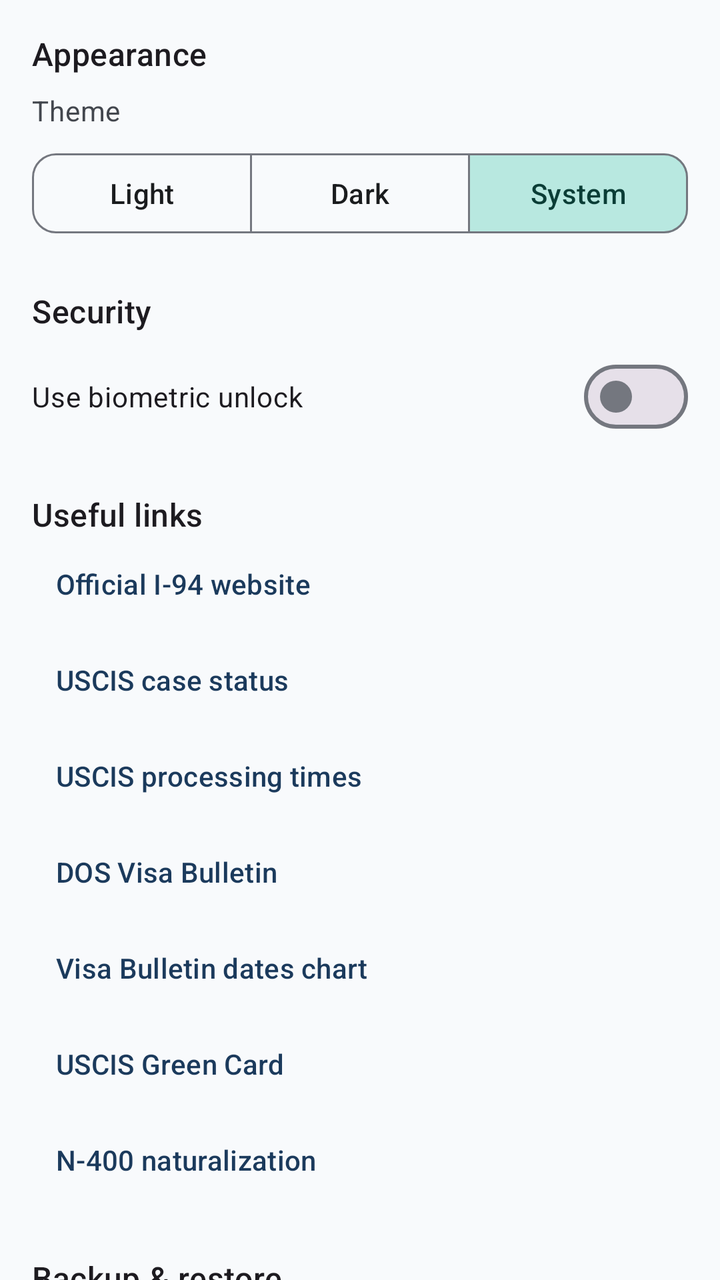
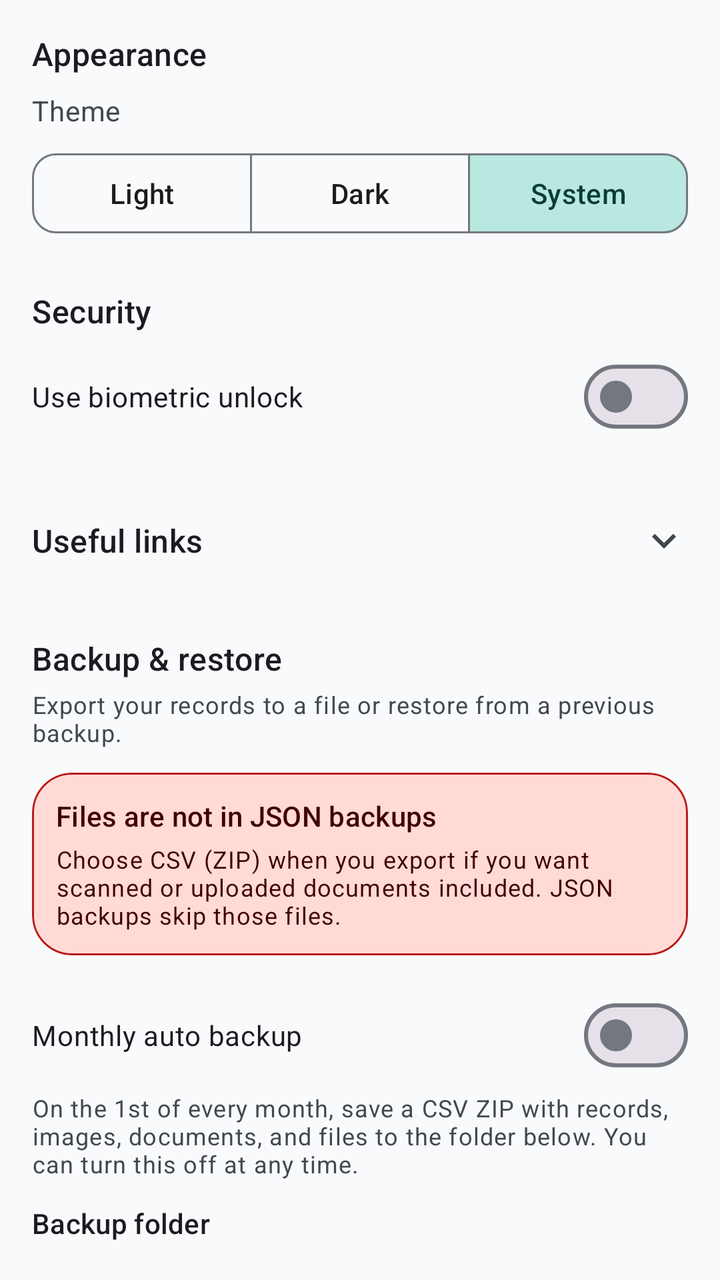

Screens rendered from an Android XML layout before and after an edit, with the pre-edit source and the edit as a unified diff.
<!-- AndroidManifest.xml: application theme Theme.ImmigrantVault -->
<!-- res/layout/fragment_settings.xml -->
<?xml version="1.0" encoding="utf-8"?>
<androidx.core.widget.NestedScrollView xmlns:android="http://schemas.android.com/apk/res/android"
    xmlns:app="http://schemas.android.com/apk/res-auto"
    android:layout_width="match_parent"
    android:layout_height="match_parent"
    android:clipToPadding="false"
    android:padding="@dimen/screen_padding"
    android:paddingBottom="32dp">

    <LinearLayout
        android:layout_width="match_parent"
        android:layout_height="wrap_content"
        android:orientation="vertical">

        <TextView
            android:layout_width="match_parent"
            android:layout_height="wrap_content"
            android:text="@string/settings_appearance"
            android:textAppearance="?attr/textAppearanceTitleMedium" />

        <TextView
            android:layout_width="match_parent"
            android:layout_height="wrap_content"
            android:layout_marginTop="8dp"
            android:text="@string/settings_theme"
            android:textAppearance="?attr/textAppearanceBodyMedium"
            android:textColor="?attr/colorOnSurfaceVariant" />

        <com.google.android.material.button.MaterialButtonToggleGroup
            android:id="@+id/theme_toggle"
            android:layout_width="match_parent"
            android:layout_height="wrap_content"
            android:layout_marginTop="8dp"
            app:checkedButton="@+id/theme_system"
            app:selectionRequired="true"
            app:singleSelection="true">

            <com.google.android.material.button.MaterialButton
                android:id="@+id/theme_light"
                style="@style/Widget.ImmigrantVault.Button.Outlined"
                android:layout_width="0dp"
                android:layout_height="wrap_content"
                android:layout_weight="1"
                android:text="@string/settings_theme_light" />

            <com.google.android.material.button.MaterialButton
                android:id="@+id/theme_dark"
                style="@style/Widget.ImmigrantVault.Button.Outlined"
                android:layout_width="0dp"
                android:layout_height="wrap_content"
                android:layout_weight="1"
                android:text="@string/settings_theme_dark" />

            <com.google.android.material.button.MaterialButton
                android:id="@+id/theme_system"
                style="@style/Widget.ImmigrantVault.Button.Outlined"
                android:layout_width="0dp"
                android:layout_height="wrap_content"
                android:layout_weight="1"
                android:text="@string/settings_theme_system" />

        </com.google.android.material.button.MaterialButtonToggleGroup>

        <TextView
            android:layout_width="match_parent"
            android:layout_height="wrap_content"
            android:layout_marginTop="24dp"
            android:text="@string/settings_security"
            android:textAppearance="?attr/textAppearanceTitleMedium" />

        <com.google.android.material.materialswitch.MaterialSwitch
            android:id="@+id/switch_biometric"
            android:layout_width="match_parent"
            android:layout_height="wrap_content"
            android:layout_marginTop="8dp"
            android:text="@string/settings_biometric" />

        <TextView
            android:layout_width="match_parent"
            android:layout_height="wrap_content"
            android:layout_marginTop="24dp"
            android:text="@string/settings_links"
            android:textAppearance="?attr/textAppearanceTitleMedium" />

        <com.google.android.material.button.MaterialButton
            android:id="@+id/link_i94"
            style="@style/Widget.ImmigrantVault.Button.Text"
            android:layout_width="match_parent"
            android:layout_height="wrap_content"
            android:gravity="start|center_vertical"
            android:text="@string/settings_link_i94" />

        <com.google.android.material.button.MaterialButton
            android:id="@+id/link_uscis"
            style="@style/Widget.ImmigrantVault.Button.Text"
            android:layout_width="match_parent"
            android:layout_height="wrap_content"
            android:gravity="start|center_vertical"
            android:text="@string/settings_link_uscis" />

        <com.google.android.material.button.MaterialButton
            android:id="@+id/link_processing"
            style="@style/Widget.ImmigrantVault.Button.Text"
            android:layout_width="match_parent"
            android:layout_height="wrap_content"
            android:gravity="start|center_vertical"
            android:text="@string/settings_link_processing" />

        <com.google.android.material.button.MaterialButton
            android:id="@+id/link_visa_bulletin"
            style="@style/Widget.ImmigrantVault.Button.Text"
            android:layout_width="match_parent"
            android:layout_height="wrap_content"
            android:gravity="start|center_vertical"
            android:text="@string/settings_link_visa_bulletin" />

        <com.google.android.material.button.MaterialButton
            android:id="@+id/link_visa_bulletin_dates"
            style="@style/Widget.ImmigrantVault.Button.Text"
            android:layout_width="match_parent"
            android:layout_height="wrap_content"
            android:gravity="start|center_vertical"
            android:text="@string/settings_link_visa_bulletin_dates" />

        <com.google.android.material.button.MaterialButton
            android:id="@+id/link_green_card"
            style="@style/Widget.ImmigrantVault.Button.Text"
            android:layout_width="match_parent"
            android:layout_height="wrap_content"
            android:gravity="start|center_vertical"
            android:text="@string/settings_link_green_card" />

        <com.google.android.material.button.MaterialButton
            android:id="@+id/link_n400"
            style="@style/Widget.ImmigrantVault.Button.Text"
            android:layout_width="match_parent"
            android:layout_height="wrap_content"
            android:gravity="start|center_vertical"
            android:text="@string/settings_link_n400" />

        <TextView
            android:layout_width="match_parent"
            android:layout_height="wrap_content"
            android:layout_marginTop="24dp"
            android:text="@string/settings_backup"
            android:textAppearance="?attr/textAppearanceTitleMedium" />

        <TextView
            android:layout_width="match_parent"
            android:layout_height="wrap_content"
            android:layout_marginTop="4dp"
            android:text="@string/settings_backup_description"
            android:textAppearance="?attr/textAppearanceBodySmall"
            android:textColor="?attr/colorOnSurfaceVariant" />

        <com.google.android.material.card.MaterialCardView
            android:layout_width="match_parent"
            android:layout_height="wrap_content"
            android:layout_marginTop="12dp"
            app:cardBackgroundColor="?attr/colorErrorContainer"
            app:cardElevation="0dp"
            app:contentPadding="12dp"
            app:strokeColor="?attr/colorError"
            app:strokeWidth="1dp">

            <LinearLayout
                android:layout_width="match_parent"
                android:layout_height="wrap_content"
                android:orientation="vertical">

                <TextView
                    android:layout_width="match_parent"
                    android:layout_height="wrap_content"
                    android:text="@string/files_backup_note_title"
                    android:textAppearance="?attr/textAppearanceTitleSmall"
                    android:textColor="?attr/colorOnErrorContainer" />

                <TextView
                    android:layout_width="match_parent"
                    android:layout_height="wrap_content"
                    android:layout_marginTop="4dp"
                    android:text="@string/files_backup_note"
                    android:textAppearance="?attr/textAppearanceBodySmall"
                    android:textColor="?attr/colorOnErrorContainer" />

            </LinearLayout>

        </com.google.android.material.card.MaterialCardView>

        <com.google.android.material.button.MaterialButton
            android:id="@+id/button_export"
            style="@style/Widget.ImmigrantVault.Button.Outlined"
            android:layout_width="match_parent"
            android:layout_height="wrap_content"
            android:layout_marginTop="8dp"
            android:text="@string/settings_export" />

        <com.google.android.material.button.MaterialButton
            android:id="@+id/button_import"
            style="@style/Widget.ImmigrantVault.Button.Outlined"
            android:layout_width="match_parent"
            android:layout_height="wrap_content"
            android:layout_marginTop="8dp"
            android:text="@string/settings_import" />

        <com.google.android.material.progressindicator.LinearProgressIndicator
            android:id="@+id/progress_backup"
            android:layout_width="match_parent"
            android:layout_height="wrap_content"
            android:layout_marginTop="8dp"
            android:indeterminate="true"
            android:visibility="gone" />

        <TextView
            android:layout_width="match_parent"
            android:layout_height="wrap_content"
            android:layout_marginTop="24dp"
            android:text="@string/settings_privacy"
            android:textAppearance="?attr/textAppearanceBodyMedium"
            android:textColor="?attr/colorOnSurfaceVariant" />

        <TextView
            android:layout_width="match_parent"
            android:layout_height="wrap_content"
            android:layout_marginTop="8dp"
            android:text="@string/settings_about"
            android:textAppearance="?attr/textAppearanceBodySmall"
            android:textColor="?attr/colorOnSurfaceVariant" />

    </LinearLayout>

</androidx.core.widget.NestedScrollView>
<!-- resources referenced by this layout -->
<resources>
  <dimen name="screen_padding">16dp</dimen>
  <string name="settings_appearance">Appearance</string>
  <string name="settings_backup">Backup &amp; restore</string>
  <string name="settings_export">Export data</string>
  <string name="settings_import">Import data</string>
  <string name="settings_link_i94">Official I-94 website</string>
  <string name="settings_link_n400">N-400 naturalization</string>
  <string name="settings_link_uscis">USCIS case status</string>
  <string name="settings_links">Useful links</string>
  <string name="settings_privacy">All data is stored locally on this device. No cloud sync.</string>
  <string name="settings_security">Security</string>
  <string name="settings_theme">Theme</string>
  <string name="settings_theme_dark">Dark</string>
  <string name="settings_theme_light">Light</string>
  <string name="settings_theme_system">System</string>
  <dimen name="corner_small">12dp</dimen>
  <color name="md_theme_primary">#1B3A5C</color>
  <color name="md_theme_on_primary">#FFFFFF</color>
  <color name="md_theme_primary_container">#D4E3F3</color>
  <color name="md_theme_on_primary_container">#0A1F33</color>
  <color name="md_theme_secondary">#2A9D8F</color>
  <color name="md_theme_on_secondary">#FFFFFF</color>
  <color name="md_theme_secondary_container">#B8E8E0</color>
  <color name="md_theme_on_secondary_container">#0A3D36</color>
  <color name="md_theme_tertiary">#E9C46A</color>
  <color name="md_theme_on_tertiary">#3D2F00</color>
  <color name="md_theme_tertiary_container">#FFF0C2</color>
  <color name="md_theme_on_tertiary_container">#4A3800</color>
  <color name="md_theme_error">#BA1A1A</color>
  <color name="md_theme_on_error">#FFFFFF</color>
  <color name="md_theme_error_container">#FFDAD6</color>
  <color name="md_theme_on_error_container">#410002</color>
  <color name="md_theme_background">#F8FAFC</color>
  <color name="md_theme_on_background">#1A1C1E</color>
  <color name="md_theme_surface">#FFFFFF</color>
  <color name="md_theme_on_surface">#1A1C1E</color>
  <color name="md_theme_surface_variant">#E8EEF4</color>
  <color name="md_theme_on_surface_variant">#43474E</color>
  <color name="md_theme_outline">#74777F</color>
  <color name="md_theme_outline_variant">#C4C7CF</color>
  <dimen name="corner_medium">16dp</dimen>
  <dimen name="corner_extra_large">28dp</dimen>
  <dimen name="corner_large">20dp</dimen>
  <dimen name="elevation_card">2dp</dimen>
  <!-- unchanged entries left out for length: 23 -->
</resources>

<!-- the commit's change to res/layout/fragment_settings.xml (unified diff, before → after) -->
@@ -75,68 +75,107 @@
             android:layout_marginTop="8dp"
             android:text="@string/settings_biometric" />
 
-        <TextView
+        <LinearLayout
+            android:id="@+id/links_header"
             android:layout_width="match_parent"
             android:layout_height="wrap_content"
             android:layout_marginTop="24dp"
-            android:text="@string/settings_links"
-            android:textAppearance="?attr/textAppearanceTitleMedium" />
-
-        <com.google.android.material.button.MaterialButton
-            android:id="@+id/link_i94"
-            style="@style/Widget.ImmigrantVault.Button.Text"
-            android:layout_width="match_parent"
-            android:layout_height="wrap_content"
-            android:gravity="start|center_vertical"
-            android:text="@string/settings_link_i94" />
-
-        <com.google.android.material.button.MaterialButton
-            android:id="@+id/link_uscis"
-            style="@style/Widget.ImmigrantVault.Button.Text"
-            android:layout_width="match_parent"
-            android:layout_height="wrap_content"
-            android:gravity="start|center_vertical"
-            android:text="@string/settings_link_uscis" />
-
-        <com.google.android.material.button.MaterialButton
-            android:id="@+id/link_processing"
-            style="@style/Widget.ImmigrantVault.Button.Text"
-            android:layout_width="match_parent"
-            android:layout_height="wrap_content"
-            android:gravity="start|center_vertical"
-            android:text="@string/settings_link_processing" />
-
-        <com.google.android.material.button.MaterialButton
-            android:id="@+id/link_visa_bulletin"
-            style="@style/Widget.ImmigrantVault.Button.Text"
-            android:layout_width="match_parent"
-            android:layout_height="wrap_content"
-            android:gravity="start|center_vertical"
-            android:text="@string/settings_link_visa_bulletin" />
-
-        <com.google.android.material.button.MaterialButton
-            android:id="@+id/link_visa_bulletin_dates"
-            style="@style/Widget.ImmigrantVault.Button.Text"
-            android:layout_width="match_parent"
-            android:layout_height="wrap_content"
-            android:gravity="start|center_vertical"
-            android:text="@string/settings_link_visa_bulletin_dates" />
-
-        <com.google.android.material.button.MaterialButton
-            android:id="@+id/link_green_card"
-            style="@style/Widget.ImmigrantVault.Button.Text"
-            android:layout_width="match_parent"
-            android:layout_height="wrap_content"
-            android:gravity="start|center_vertical"
-            android:text="@string/settings_link_green_card" />
-
-        <com.google.android.material.button.MaterialButton
-            android:id="@+id/link_n400"
-            style="@style/Widget.ImmigrantVault.Button.Text"
-            android:layout_width="match_parent"
-            android:layout_height="wrap_content"
-            android:gravity="start|center_vertical"
-            android:text="@string/settings_link_n400" />
+            android:background="?attr/selectableItemBackground"
+            android:clickable="true"
+            android:contentDescription="@string/settings_links_expand"
+            android:focusable="true"
+            android:gravity="center_vertical"
+            android:minHeight="48dp"
+            android:orientation="horizontal"
+            android:paddingTop="4dp"
+            android:paddingBottom="4dp">
+
+            <TextView
+                android:layout_width="0dp"
+                android:layout_height="wrap_content"
+                android:layout_weight="1"
+                android:clickable="false"
+                android:focusable="false"
+                android:importantForAccessibility="no"
+                android:text="@string/settings_links"
+                android:textAppearance="?attr/textAppearanceTitleMedium" />
+
+            <ImageView
+                android:id="@+id/links_expand_icon"
+                android:layout_width="24dp"
+                android:layout_height="24dp"
+                android:clickable="false"
+                android:contentDescription="@null"
+                android:focusable="false"
+                android:importantForAccessibility="no"
+                android:src="@drawable/ic_expand_more" />
+
+        </LinearLayout>
+
+        <LinearLayout
+            android:id="@+id/links_container"
+            android:layout_width="match_parent"
+            android:layout_height="wrap_content"
+            android:orientation="vertical"
+            android:visibility="gone">
+
+            <com.google.android.material.button.MaterialButton
+                android:id="@+id/link_i94"
+                style="@style/Widget.ImmigrantVault.Button.Text"
+                android:layout_width="match_parent"
+                android:layout_height="wrap_content"
+                android:gravity="start|center_vertical"
+                android:text="@string/settings_link_i94" />
+
+            <com.google.android.material.button.MaterialButton
+                android:id="@+id/link_uscis"
+                style="@style/Widget.ImmigrantVault.Button.Text"
+                android:layout_width="match_parent"
+                android:layout_height="wrap_content"
+                android:gravity="start|center_vertical"
+                android:text="@string/settings_link_uscis" />
+
+            <com.google.android.material.button.MaterialButton
+                android:id="@+id/link_processing"
+                style="@style/Widget.ImmigrantVault.Button.Text"
+                android:layout_width="match_parent"
+                android:layout_height="wrap_content"
+                android:gravity="start|center_vertical"
+                android:text="@string/settings_link_processing" />
+
+            <com.google.android.material.button.MaterialButton
+                android:id="@+id/link_visa_bulletin"
+                style="@style/Widget.ImmigrantVault.Button.Text"
+                android:layout_width="match_parent"
+                android:layout_height="wrap_content"
+                android:gravity="start|center_vertical"
+                android:text="@string/settings_link_visa_bulletin" />
+
+            <com.google.android.material.button.MaterialButton
+                android:id="@+id/link_visa_bulletin_dates"
+                style="@style/Widget.ImmigrantVault.Button.Text"
+                android:layout_width="match_parent"
+                android:layout_height="wrap_content"
+                android:gravity="start|center_vertical"
+                android:text="@string/settings_link_visa_bulletin_dates" />
+
+            <com.google.android.material.button.MaterialButton
+                android:id="@+id/link_green_card"
+                style="@style/Widget.ImmigrantVault.Button.Text"
+                android:layout_width="match_parent"
+                android:layout_height="wrap_content"
+                android:gravity="start|center_vertical"
+                android:text="@string/settings_link_green_card" />
+
+            <com.google.android.material.button.MaterialButton
+                android:id="@+id/link_n400"
+                style="@style/Widget.ImmigrantVault.Button.Text"
+                android:layout_width="match_parent"
+                android:layout_height="wrap_content"
+                android:gravity="start|center_vertical"
+                android:text="@string/settings_link_n400" />
+
+        </LinearLayout>
 
         <TextView
             android:layout_width="match_parent"
@@ -187,6 +226,115 @@
 
         </com.google.android.material.card.MaterialCardView>
 
+        <com.google.android.material.materialswitch.MaterialSwitch
+            android:id="@+id/switch_auto_backup"
+            android:layout_width="match_parent"
+            android:layout_height="wrap_content"
+            android:layout_marginTop="16dp"
+            android:text="@string/settings_auto_backup" />
+
+        <TextView
+            android:layout_width="match_parent"
+            android:layout_height="wrap_content"
+            android:layout_marginTop="4dp"
+            android:text="@string/settings_auto_backup_description"
+            android:textAppearance="?attr/textAppearanceBodySmall"
+            android:textColor="?attr/colorOnSurfaceVariant" />
+
+        <TextView
+            android:layout_width="match_parent"
+            android:layout_height="wrap_content"
+            android:layout_marginTop="12dp"
+            android:text="@string/settings_auto_backup_folder"
+            android:textAppearance="?attr/textAppearanceTitleSmall" />
+
+        <TextView
+            android:id="@+id/auto_backup_path"
+            android:layout_width="match_parent"
+            android:layout_height="wrap_content"
+            android:layout_marginTop="4dp"
+            android:textAppearance="?attr/textAppearanceBodySmall"
+            android:textColor="?attr/colorOnSurface"
+            android:textIsSelectable="true" />
+
+        <TextView
+            android:id="@+id/auto_backup_last"
+            android:layout_width="match_parent"
+            android:layout_height="wrap_content"
+            android:layout_marginTop="4dp"
+            android:textAppearance="?attr/textAppearanceBodySmall"
+            android:textColor="?attr/colorOnSurfaceVariant" />
+
+        <com.google.android.material.button.MaterialButton
+            android:id="@+id/button_choose_backup_folder"
+            style="@style/Widget.ImmigrantVault.Button.Outlined"
+            android:layout_width="match_parent"
+            android:layout_height="wrap_content"
+            android:layout_marginTop="8dp"
+            android:text="@string/settings_auto_backup_choose_folder" />
+
+        <TextView
+            android:layout_width="match_parent"
+            android:layout_height="wrap_content"
+            android:layout_marginTop="20dp"
+            android:text="@string/settings_cloud_backup"
+            android:textAppearance="?attr/textAppearanceTitleSmall" />
+
+        <TextView
+            android:layout_width="match_parent"
+            android:layout_height="wrap_content"
+            android:layout_marginTop="4dp"
+            android:text="@string/settings_cloud_backup_description"
+            android:textAppearance="?attr/textAppearanceBodySmall"
+            android:textColor="?attr/colorOnSurfaceVariant" />
+
+        <com.google.android.material.materialswitch.MaterialSwitch
+            android:id="@+id/switch_cloud_backup"
+            android:layout_width="match_parent"
+            android:layout_height="wrap_content"
+            android:layout_marginTop="8dp"
+            android:text="@string/settings_cloud_backup_switch" />
+
+        <TextView
+            android:id="@+id/cloud_backup_account"
+            android:layout_width="match_parent"
+            android:layout_height="wrap_content"
+            android:layout_marginTop="8dp"
+            android:textAppearance="?attr/textAppearanceBodySmall"
+            android:textColor="?attr/colorOnSurface" />
+
+        <TextView
+            android:id="@+id/cloud_backup_last"
+            android:layout_width="match_parent"
+            android:layout_height="wrap_content"
+            android:layout_marginTop="4dp"
+            android:textAppearance="?attr/textAppearanceBodySmall"
+            android:textColor="?attr/colorOnSurfaceVariant" />
+
+        <com.google.android.material.button.MaterialButton
+            android:id="@+id/button_connect_drive"
+            style="@style/Widget.ImmigrantVault.Button.Outlined"
+            android:layout_width="match_parent"
+            android:layout_height="wrap_content"
+            android:layout_marginTop="8dp"
+            android:text="@string/settings_cloud_backup_connect" />
+
+        <com.google.android.material.button.MaterialButton
+            android:id="@+id/button_backup_to_drive"
+            style="@style/Widget.ImmigrantVault.Button.Outlined"
+            android:layout_width="match_parent"
+            android:layout_height="wrap_content"
+            android:layout_marginTop="8dp"
+            android:text="@string/settings_cloud_backup_now" />
+
+        <com.google.android.material.button.MaterialButton
+            android:id="@+id/button_restore_from_drive"
+            style="@style/Widget.ImmigrantVault.Button.Outlined"
+            android:layout_width="match_parent"
+            android:layout_height="wrap_content"
+            android:layout_marginTop="8dp"
+            android:text="@string/settings_cloud_backup_restore" />
+
         <com.google.android.material.button.MaterialButton
             android:id="@+id/button_export"
             style="@style/Widget.ImmigrantVault.Button.Outlined"
<!-- resource entries referenced after the edit -->
@@ -1,15 +1,36 @@
 <!-- resources referenced by this layout -->
 <resources>
   <dimen name="screen_padding">16dp</dimen>
+  <!-- drawable ic_expand_more (drawable) -->
+  <vector xmlns:android="http://schemas.android.com/apk/res/android"
+      android:width="24dp"
+      android:height="24dp"
+      android:viewportWidth="24"
+      android:viewportHeight="24">
+      <path
+          android:fillColor="@color/md_theme_on_surface_variant"
+          android:pathData="M16.59,8.59L12,13.17 7.41,8.59 6,10l6,6 6,-6z" />
+  </vector>
   <string name="settings_appearance">Appearance</string>
+  <string name="settings_auto_backup">Monthly auto backup</string>
+  <string name="settings_auto_backup_choose_folder">Choose folder</string>
+  <string name="settings_auto_backup_description">On the 1st of every month, save a CSV ZIP with records, images, documents, and files to the folder below. You can turn this off at any time.</string>
+  <string name="settings_auto_backup_folder">Backup folder</string>
   <string name="settings_backup">Backup &amp; restore</string>
+  <string name="settings_cloud_backup">Google Drive</string>
+  <string name="settings_cloud_backup_connect">Connect Google account</string>
+  <string name="settings_cloud_backup_description">Optionally keep a CSV ZIP copy in an ImmigrantVault Backups folder in your Google Drive. Monthly auto-backup will upload there when this is on. You can also back up or restore at any time.</string>
+  <string name="settings_cloud_backup_now">Backup to Drive now</string>
+  <string name="settings_cloud_backup_restore">Restore from Drive</string>
+  <string name="settings_cloud_backup_switch">Backup to Google Drive</string>
   <string name="settings_export">Export data</string>
   <string name="settings_import">Import data</string>
   <string name="settings_link_i94">Official I-94 website</string>
   <string name="settings_link_n400">N-400 naturalization</string>
   <string name="settings_link_uscis">USCIS case status</string>
   <string name="settings_links">Useful links</string>
-  <string name="settings_privacy">All data is stored locally on this device. No cloud sync.</string>
+  <string name="settings_links_expand">Show useful links</string>
+  <string name="settings_privacy">All data is stored locally on this device. A copy is saved to Google Drive only if you turn on Backup to Google Drive.</string>
   <string name="settings_security">Security</string>
   <string name="settings_theme">Theme</string>
   <string name="settings_theme_dark">Dark</string>
